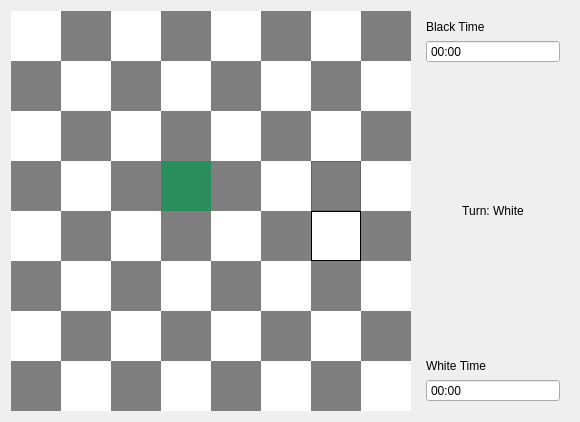
The window that chessVshogi/UI/ingame_chess.ui (sahinakkaya/chess) describes before a commit, drawn with Qt 5.
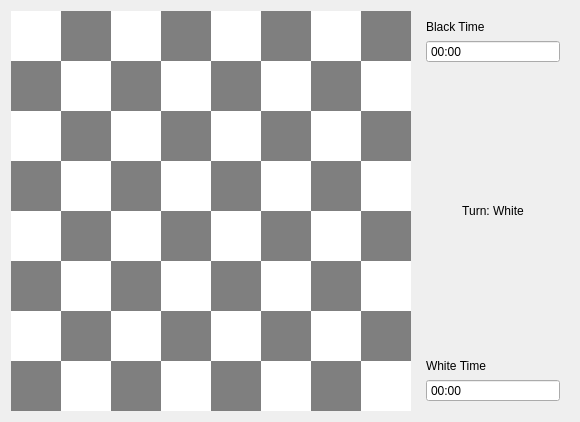
The same window after the commit. Icons and pictures are not drawn.

```diff
--- a/chessVshogi/UI/ingame_chess.ui
+++ b/chessVshogi/UI/ingame_chess.ui
@@ -62,7 +62,7 @@
          <string notr="true"/>
         </property>
         <property name="frameShape">
-         <enum>QFrame::StyledPanel</enum>
+         <enum>QFrame::NoFrame</enum>
         </property>
         <property name="text">
          <string/>
@@ -529,7 +529,7 @@
       <item row="3" column="3">
        <widget class="QLabel" name="Tile_54">
         <property name="styleSheet">
-         <string notr="true">background-color: rgb(42, 142, 92);</string>
+         <string notr="true">background-color: rgb(255, 255, 255);</string>
         </property>
         <property name="frameShape">
          <enum>QFrame::NoFrame</enum>
@@ -716,9 +716,6 @@
         <property name="styleSheet">
          <string notr="true">background-color: rgb(255, 255, 255);</string>
         </property>
-        <property name="frameShape">
-         <enum>QFrame::Box</enum>
-        </property>
         <property name="text">
          <string/>
         </property>
```
Left out of the diff: 20 changed lines with no effect on the pictures.
